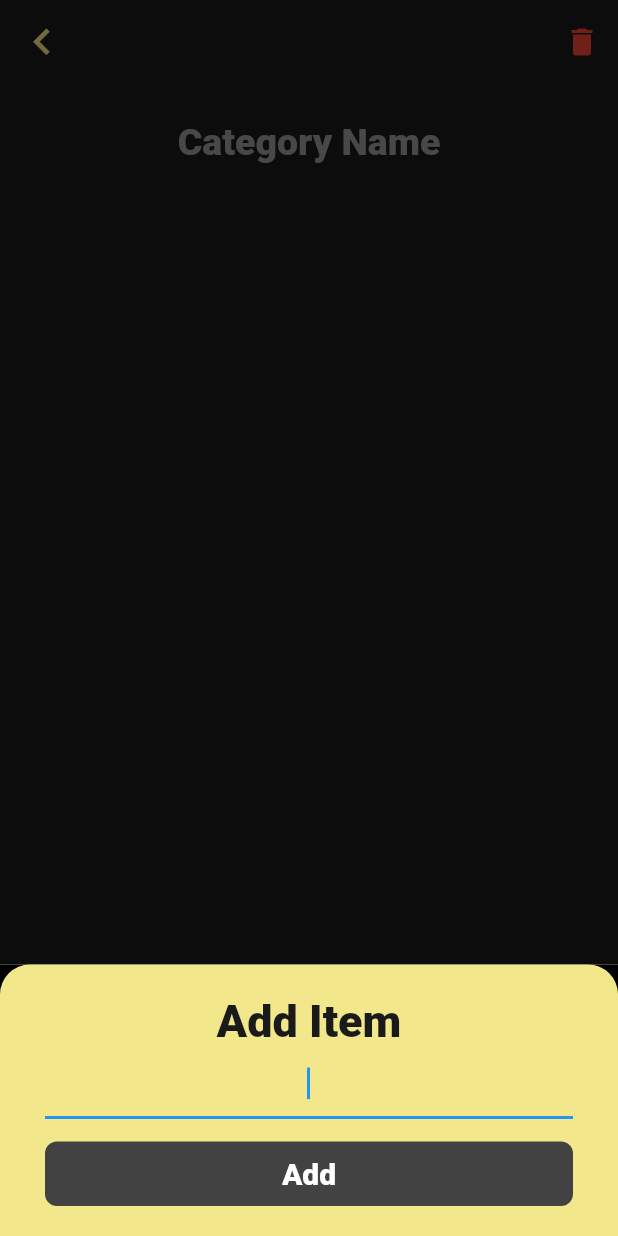
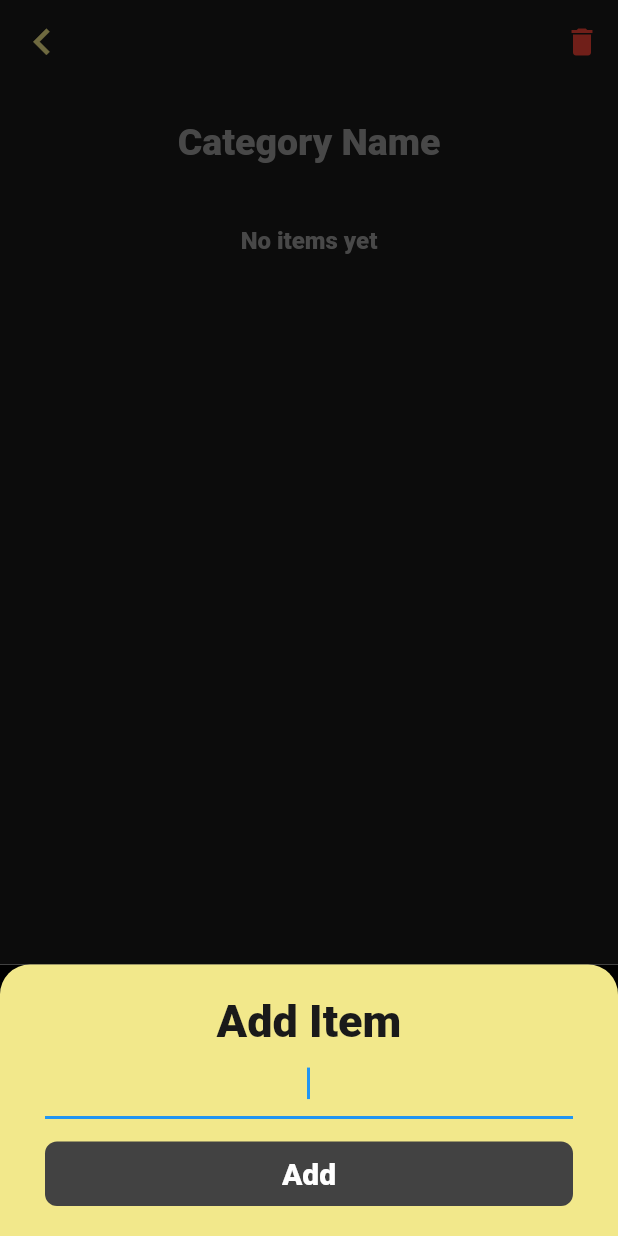
Before and after one commit to CreateJGN/mynotefy-Django-React, a Flutter app: the ItemsScreen screen opened directly with empty values, after a tap on the "add" icon, on a phone screen of 412 x 824 dp. Run offline on Flutter 3.47's test engine with Material 2 defaults, Android fonts, the phone set to English and light mode, and no system bars; our stand-ins replace animated_text_kit, shared_preferences; accounts and stored records are empty; network calls fail.

Commit message:
todo dashboard ready

```diff
--- a/App/lib/components/add_new_todo.dart
+++ b/App/lib/components/add_new_todo.dart
@@ -1,4 +1,4 @@
-// ignore_for_file: use_key_in_widget_constructors, prefer_const_constructors, prefer_const_literals_to_create_immutables, must_be_immutable
+// ignore_for_file: use_key_in_widget_constructors, prefer_const_constructors, prefer_const_literals_to_create_immutables, must_be_immutable, avoid_print
 
 import 'package:app/constants.dart';
 import 'package:app/models/auth.dart';
--- a/App/lib/models/todo.dart
+++ b/App/lib/models/todo.dart
@@ -19,6 +19,10 @@ class ToDo with ChangeNotifier {
     List<TodoItem> items =
         _items.where((element) => element.categoryId == catID).toList();
     return items;
+  }
+
+  List<TodoItem> getAllItems() {
+    return [..._items];
   }
 
   Future createCategory(String key, String categoryName) async {
--- a/App/lib/screens/dashboard.dart
+++ b/App/lib/screens/dashboard.dart
@@ -33,7 +33,7 @@ class _DashBoardState extends State<DashBoard> {
           bottom: TabBar(
             tabs: [
               Tab(
-                icon: Icon(Icons.notes),
+                icon: Icon(Icons.create),
               ),
               Tab(
                 icon: Icon(Icons.check_box),
--- a/App/lib/screens/items_screen.dart
+++ b/App/lib/screens/items_screen.dart
@@ -163,13 +163,23 @@ class _ItemsScreenState extends State<ItemsScreen> {
               child: Expanded(
                 child: Padding(
                   padding: EdgeInsets.symmetric(vertical: 20),
-                  child: ListView.builder(
+                  child: (items.isNotEmpty)
+                      ? ListView.builder(
                           itemCount: items.length,
                           itemBuilder: (context, index) {
                             return TodoItemListTile(
                                 isChecked: items[index].isDone,
                                 taskTitle: items[index].item);
                           },
+                        )
+                      : Text(
+                          'No items yet',
+                          style: TextStyle(
+                            color: Provider.of<CustomTheme>(context).isTheme
+                                ? kNoteBody
+                                : Colors.black54,
+                            fontSize: 16,
+                          ),
                         ),
                 ),
               ),
```
Also changed, not shown: App/lib/components/todo_category_tile.dart (+53 -2 lines), App/lib/components/todo_item_tile.dart (+4 -3 lines). Lines whose indentation alone changed are shown as unchanged.
